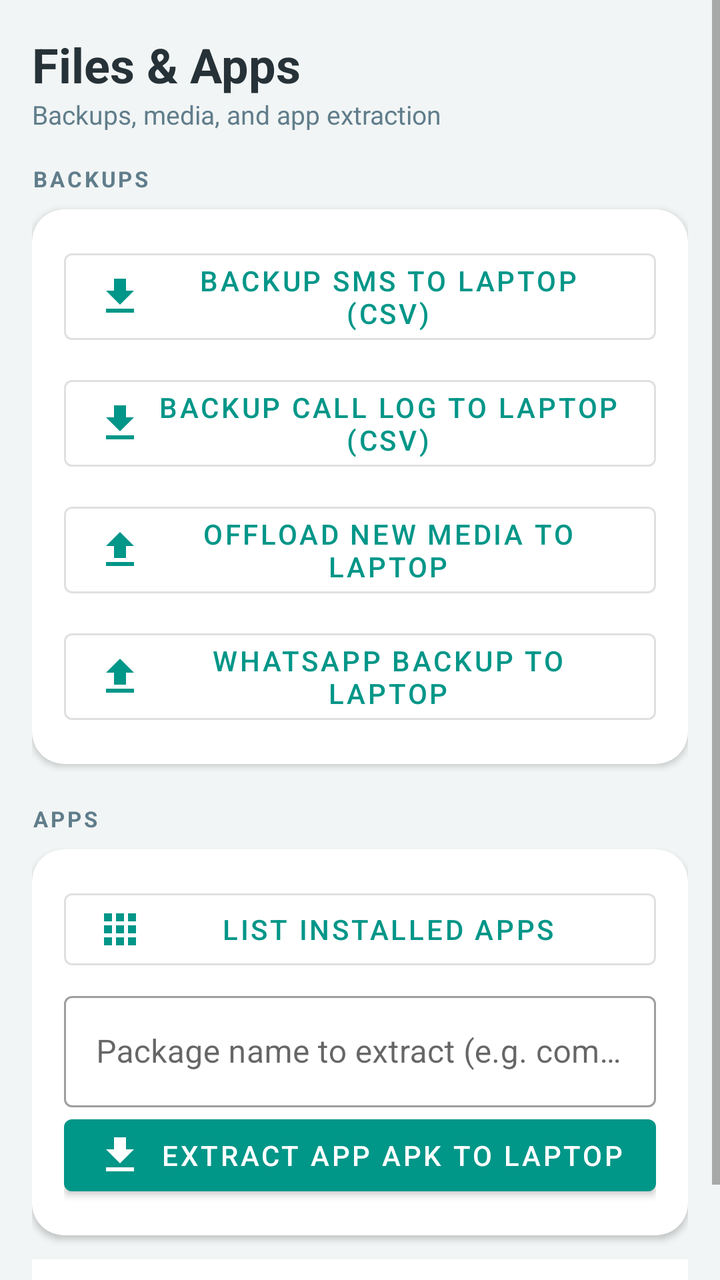
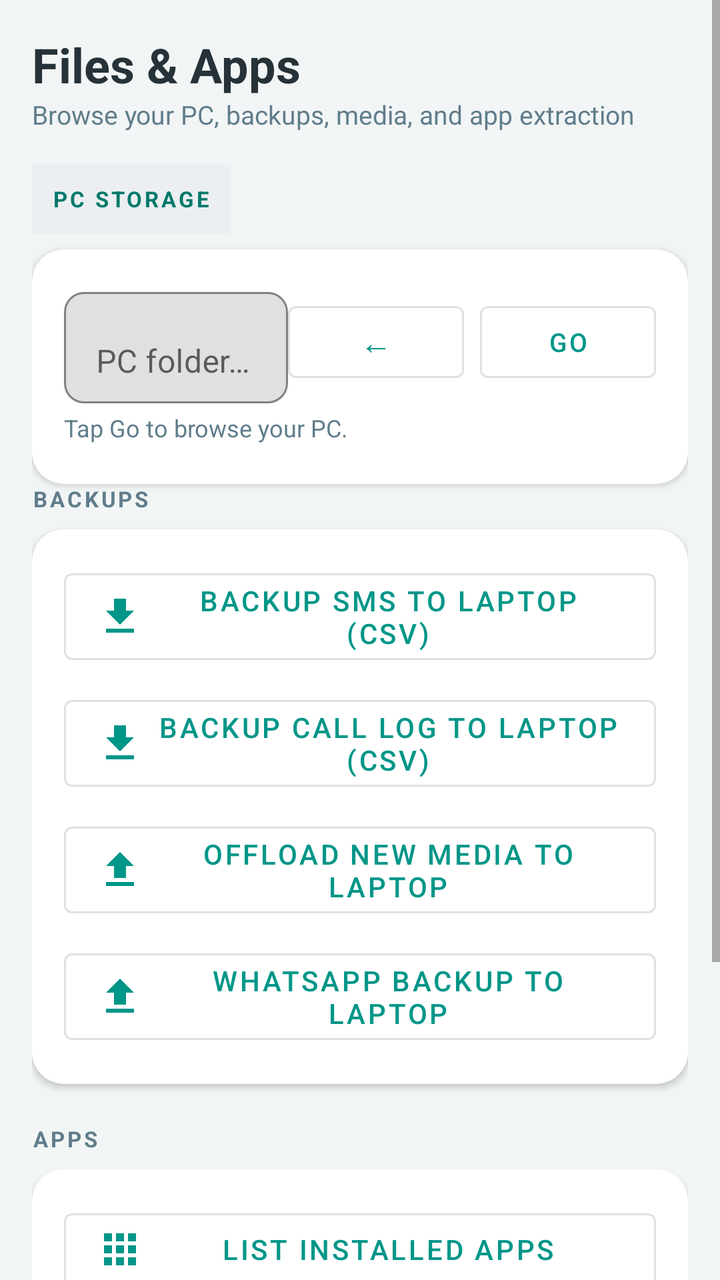

Before-and-after screenshots of an Android layout around one commit, followed by the original layout XML and the change that was made.
<!-- AndroidManifest.xml: application theme Theme.LiteLink.NoActionBar -->
<!-- res/layout/fragment_files.xml -->
<?xml version="1.0" encoding="utf-8"?>
<ScrollView xmlns:android="http://schemas.android.com/apk/res/android"
    xmlns:app="http://schemas.android.com/apk/res-auto"
    android:layout_width="match_parent"
    android:layout_height="match_parent"
    android:background="@color/bg">

    <LinearLayout
        android:layout_width="match_parent"
        android:layout_height="wrap_content"
        android:orientation="vertical"
        android:padding="16dp">

        <TextView
            android:layout_width="wrap_content"
            android:layout_height="wrap_content"
            android:text="Files &amp; Apps"
            android:textSize="24sp"
            android:textStyle="bold"
            android:textColor="@color/ink" />

        <TextView
            android:layout_width="wrap_content"
            android:layout_height="wrap_content"
            android:text="Backups, media, and app extraction"
            android:textSize="13sp"
            android:textColor="@color/muted"
            android:layout_marginBottom="16dp" />

        <TextView
            android:layout_width="wrap_content"
            android:layout_height="wrap_content"
            android:text="BACKUPS"
            android:textSize="11sp"
            android:textStyle="bold"
            android:textColor="@color/muted"
            android:letterSpacing="0.12"
            android:layout_marginBottom="8dp" />

        <com.google.android.material.card.MaterialCardView
            android:layout_width="match_parent"
            android:layout_height="wrap_content"
            app:cardBackgroundColor="@color/card"
            app:cardCornerRadius="16dp"
            app:cardElevation="2dp">

            <LinearLayout
                android:layout_width="match_parent"
                android:layout_height="wrap_content"
                android:orientation="vertical"
                android:padding="16dp">

                <com.google.android.material.button.MaterialButton
                    android:id="@+id/smsBackupButton"
                    style="@style/Widget.MaterialComponents.Button.OutlinedButton"
                    android:layout_width="match_parent"
                    android:layout_height="wrap_content"
                    android:text="Backup SMS to laptop (CSV)"
                    app:icon="@drawable/ic_download" />

                <com.google.android.material.button.MaterialButton
                    android:id="@+id/callsBackupButton"
                    style="@style/Widget.MaterialComponents.Button.OutlinedButton"
                    android:layout_width="match_parent"
                    android:layout_height="wrap_content"
                    android:text="Backup call log to laptop (CSV)"
                    app:icon="@drawable/ic_download"
                    android:layout_marginTop="8dp" />

                <com.google.android.material.button.MaterialButton
                    android:id="@+id/mediaOffloadButton"
                    style="@style/Widget.MaterialComponents.Button.OutlinedButton"
                    android:layout_width="match_parent"
                    android:layout_height="wrap_content"
                    android:text="Offload new media to laptop"
                    app:icon="@drawable/ic_upload"
                    android:layout_marginTop="8dp" />

                <com.google.android.material.button.MaterialButton
                    android:id="@+id/whatsappBackupButton"
                    style="@style/Widget.MaterialComponents.Button.OutlinedButton"
                    android:layout_width="match_parent"
                    android:layout_height="wrap_content"
                    android:text="WhatsApp backup to laptop"
                    app:icon="@drawable/ic_upload"
                    android:layout_marginTop="8dp" />
            </LinearLayout>
        </com.google.android.material.card.MaterialCardView>

        <TextView
            android:layout_width="wrap_content"
            android:layout_height="wrap_content"
            android:text="APPS"
            android:textSize="11sp"
            android:textStyle="bold"
            android:textColor="@color/muted"
            android:letterSpacing="0.12"
            android:layout_marginTop="20dp"
            android:layout_marginBottom="8dp" />

        <com.google.android.material.card.MaterialCardView
            android:layout_width="match_parent"
            android:layout_height="wrap_content"
            app:cardBackgroundColor="@color/card"
            app:cardCornerRadius="16dp"
            app:cardElevation="2dp">

            <LinearLayout
                android:layout_width="match_parent"
                android:layout_height="wrap_content"
                android:orientation="vertical"
                android:padding="16dp">

                <com.google.android.material.button.MaterialButton
                    android:id="@+id/apkListButton"
                    style="@style/Widget.MaterialComponents.Button.OutlinedButton"
                    android:layout_width="match_parent"
                    android:layout_height="wrap_content"
                    android:text="List installed apps"
                    app:icon="@drawable/ic_apps" />

                <com.google.android.material.textfield.TextInputLayout
                    android:id="@+id/apkPackageLayout"
                    android:layout_width="match_parent"
                    android:layout_height="wrap_content"
                    android:hint="Package name to extract (e.g. com.whatsapp)"
                    app:boxBackgroundColor="@android:color/transparent"
                    android:layout_marginTop="4dp"
                    style="@style/Widget.MaterialComponents.TextInputLayout.OutlinedBox">

                    <com.google.android.material.textfield.TextInputEditText
                        android:id="@+id/apkPackageInput"
                        android:layout_width="match_parent"
                        android:layout_height="wrap_content"
                        android:singleLine="true"
                        android:inputType="text" />
                </com.google.android.material.textfield.TextInputLayout>

                <com.google.android.material.button.MaterialButton
                    android:id="@+id/apkExtractButton"
                    style="@style/Widget.MaterialComponents.Button"
                    android:layout_width="match_parent"
                    android:layout_height="wrap_content"
                    android:text="Extract app APK to laptop"
                    app:icon="@drawable/ic_download" />
            </LinearLayout>
        </com.google.android.material.card.MaterialCardView>

        <TextView
            android:id="@+id/filesLog"
            android:layout_width="match_parent"
            android:layout_height="wrap_content"
            android:text=""
            android:textSize="13sp"
            android:textColor="@color/ink"
            android:background="@color/card"
            android:padding="14dp"
            android:layout_marginTop="12dp" />

    </LinearLayout>
</ScrollView>
<!-- resources referenced by this layout -->
<resources>
  <color name="bg">#F2F5F5</color>
  <color name="card">#FFFFFF</color>
  <color name="ink">#263238</color>
  <color name="muted">#607D8B</color>
  <!-- drawable ic_apps (drawable) -->
  <?xml version="1.0" encoding="utf-8"?>
  <vector xmlns:android="http://schemas.android.com/apk/res/android"
      android:width="24dp" android:height="24dp"
      android:viewportWidth="24" android:viewportHeight="24">
      <path android:fillColor="#FFFFFF"
          android:pathData="M4,8h4L8,4L4,4v4zM10,20h4v-4h-4v4zM4,20h4v-4L4,16v4zM4,14h4v-4L4,10v4zM10,14h4v-4h-4v4zM16,4v4h4L20,4h-4zM10,8h4L14,4h-4v4zM16,14h4v-4h-4v4zM16,20h4v-4h-4v4z" />
  </vector>
  <!-- drawable ic_download (drawable) -->
  <?xml version="1.0" encoding="utf-8"?>
  <vector xmlns:android="http://schemas.android.com/apk/res/android"
      android:width="24dp" android:height="24dp"
      android:viewportWidth="24" android:viewportHeight="24">
      <path android:fillColor="#FFFFFF"
          android:pathData="M19,9h-4L15,3H9v6L5,9l7,7 7,-7zM5,18v2h14v-2L5,18z" />
  </vector>
  <!-- drawable ic_upload (drawable) -->
  <?xml version="1.0" encoding="utf-8"?>
  <vector xmlns:android="http://schemas.android.com/apk/res/android"
      android:width="24dp" android:height="24dp"
      android:viewportWidth="24" android:viewportHeight="24">
      <path android:fillColor="#FFFFFF"
          android:pathData="M9,16h6v-6h4l-7,-7 -7,7h4zM5,18v2h14v-2L5,18z" />
  </vector>
  <style name="Theme.LiteLink.NoActionBar">
          <item name="windowActionBar">false</item>
          <item name="windowNoTitle">true</item>
      </style>
</resources>

<!-- the commit's change to res/layout/fragment_files.xml (unified diff, before → after) -->
@@ -22,10 +22,95 @@
         <TextView
             android:layout_width="wrap_content"
             android:layout_height="wrap_content"
-            android:text="Backups, media, and app extraction"
+            android:text="Browse your PC, backups, media, and app extraction"
             android:textSize="13sp"
             android:textColor="@color/muted"
             android:layout_marginBottom="16dp" />
+
+        <TextView
+            android:layout_width="wrap_content"
+            android:layout_height="wrap_content"
+            android:text="PC STORAGE"
+            android:textSize="11sp"
+            android:textStyle="bold"
+            android:textColor="@color/teal_700"
+            android:letterSpacing="0.12"
+            android:background="@color/pill_grey"
+            android:padding="10dp"
+            android:layout_marginBottom="8dp" />
+
+        <com.google.android.material.card.MaterialCardView
+            android:layout_width="match_parent"
+            android:layout_height="wrap_content"
+            app:cardBackgroundColor="@color/card"
+            app:cardCornerRadius="16dp"
+            app:cardElevation="2dp">
+
+            <LinearLayout
+                android:layout_width="match_parent"
+                android:layout_height="wrap_content"
+                android:orientation="vertical"
+                android:padding="16dp">
+
+                <LinearLayout
+                    android:layout_width="match_parent"
+                    android:layout_height="wrap_content"
+                    android:orientation="horizontal"
+                    android:gravity="center_vertical">
+
+                    <com.google.android.material.textfield.TextInputLayout
+                        android:layout_width="0dp"
+                        android:layout_height="wrap_content"
+                        android:layout_weight="1"
+                        android:hint="PC folder path"
+                        app:boxBackgroundMode="outline"
+                        app:boxCornerRadiusBottomEnd="10dp"
+                        app:boxCornerRadiusBottomStart="10dp"
+                        app:boxCornerRadiusTopEnd="10dp"
+                        app:boxCornerRadiusTopStart="10dp">
+
+                        <com.google.android.material.textfield.TextInputEditText
+                            android:id="@+id/pcPathInput"
+                            android:layout_width="match_parent"
+                            android:layout_height="wrap_content"
+                            android:inputType="text"
+                            android:maxLines="1" />
+                    </com.google.android.material.textfield.TextInputLayout>
+
+                    <com.google.android.material.button.MaterialButton
+                        android:id="@+id/pcBackButton"
+                        style="@style/Widget.MaterialComponents.Button.OutlinedButton"
+                        android:layout_width="wrap_content"
+                        android:layout_height="wrap_content"
+                        android:text="←"
+                        android:textSize="16sp" />
+
+                    <com.google.android.material.button.MaterialButton
+                        android:id="@+id/pcGoButton"
+                        style="@style/Widget.MaterialComponents.Button.OutlinedButton"
+                        android:layout_width="wrap_content"
+                        android:layout_height="wrap_content"
+                        android:layout_marginStart="8dp"
+                        android:text="Go"
+                        android:textSize="13sp" />
+                </LinearLayout>
+
+                <TextView
+                    android:id="@+id/pcStorageStatus"
+                    android:layout_width="match_parent"
+                    android:layout_height="wrap_content"
+                    android:text="Tap Go to browse your PC."
+                    android:textSize="12sp"
+                    android:textColor="@color/muted"
+                    android:layout_marginTop="4dp" />
+
+                <androidx.recyclerview.widget.RecyclerView
+                    android:id="@+id/pcStorageList"
+                    android:layout_width="match_parent"
+                    android:layout_height="wrap_content"
+                    android:layout_marginTop="4dp" />
+            </LinearLayout>
+        </com.google.android.material.card.MaterialCardView>
 
         <TextView
             android:layout_width="wrap_content"
<!-- resource entries referenced after the edit -->
@@ -4,6 +4,8 @@
   <color name="card">#FFFFFF</color>
   <color name="ink">#263238</color>
   <color name="muted">#607D8B</color>
+  <color name="pill_grey">#ECEFF1</color>
+  <color name="teal_700">#00796B</color>
   <!-- drawable ic_apps (drawable) -->
   <?xml version="1.0" encoding="utf-8"?>
   <vector xmlns:android="http://schemas.android.com/apk/res/android"
